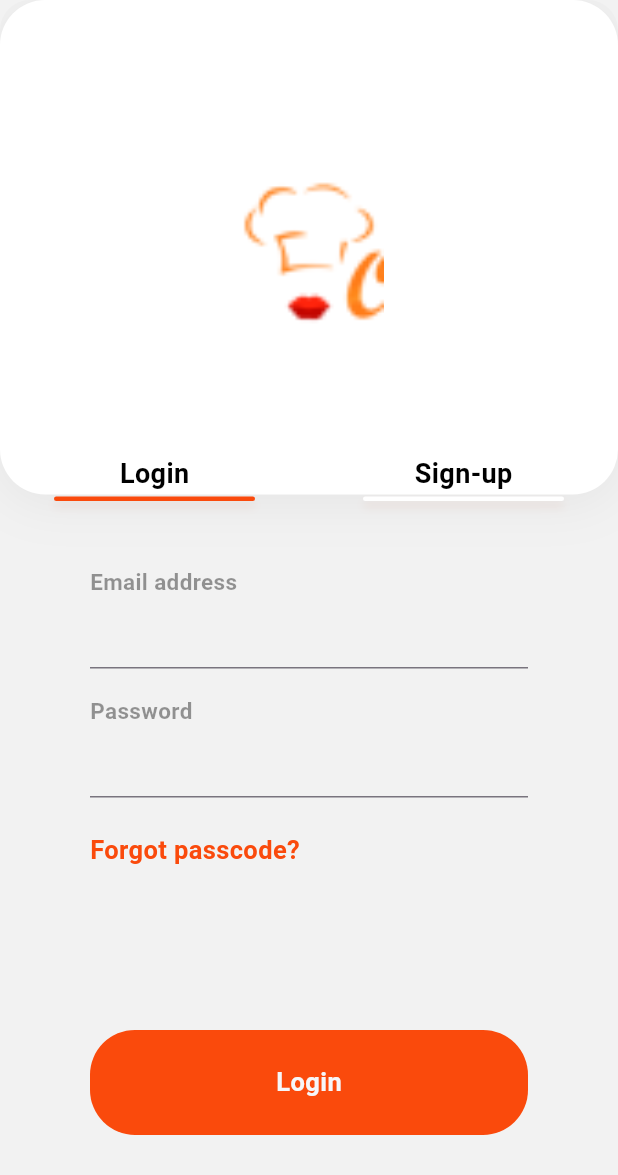
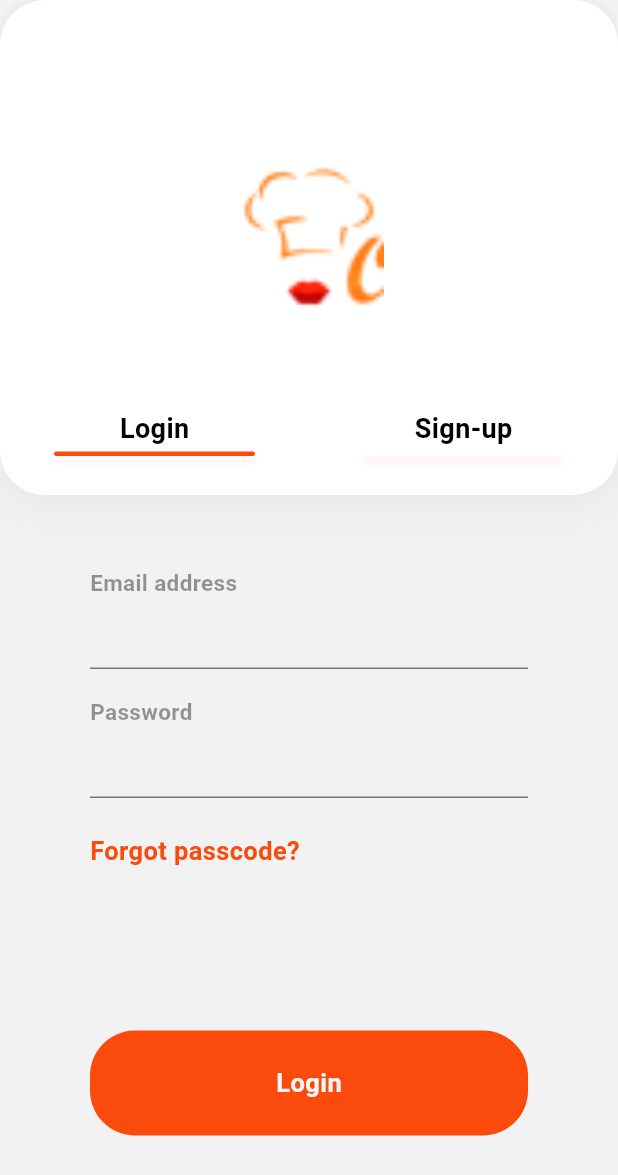
Before and after one commit to richymaysoft/richard_food_app, a Flutter app: the SignUp screen opened directly, on a phone screen of 412 x 824 dp. Shown: the top 1175 px of the screen. Run offline on Flutter 3.47's test engine with Material 3 defaults, Android fonts, the phone set to English and light mode, and no system bars; our stand-ins replace flutter_riverpod, location, riverpod, smooth_page_indicator; missing offline and left inert: flutterwave_standard; Roboto replaces fonts that are missing (SF Pro Text).

Commit message:
Update sign_up_screen.dart

```diff
--- a/lib/screens/sign_up_screen.dart
+++ b/lib/screens/sign_up_screen.dart
@@ -1,7 +1,7 @@
-import 'package:figma_practice/models/user.dart';
-import 'package:figma_practice/riverpod/logged_in_user_provider.dart';
-import 'package:figma_practice/riverpod/user_provider.dart';
-import 'package:figma_practice/screens/foods_screen.dart';
+import '/models/user.dart';
+import '/riverpod/logged_in_user_provider.dart';
+import '/riverpod/user_provider.dart';
+import '/screens/foods_screen.dart';
 import 'package:flutter/material.dart';
 import 'package:flutter_riverpod/flutter_riverpod.dart';
 
@@ -51,6 +51,10 @@
             ),
           ),
         )));
+
+        setState(() {
+          _isLogin = true;
+        });
       } else {
         User checkUser = users.firstWhere((user) => user.email == _enteredEmail,
             orElse: () => const User(
@@ -85,7 +89,7 @@
     var screenHeight = MediaQuery.of(context).size.height;
     var screenWidth = MediaQuery.of(context).size.width;
     return Scaffold(
-      backgroundColor: Color(0xFFF2F2F2),
+      backgroundColor: const Color(0xFFF2F2F2),
       body: Container(
         width: screenWidth,
         height: screenHeight * 0.98,
@@ -96,14 +100,12 @@
             borderRadius: BorderRadius.circular(20),
           ),
         ),
-        child: SizedBox(
-          height: screenHeight * 0.3,
         child: SingleChildScrollView(
           child: Column(
             children: [
               Container(
                 width: screenWidth,
-                  height: screenHeight * 0.4,
+                height: 330,
                 decoration: ShapeDecoration(
                   color: Colors.white,
                   shape: RoundedRectangleBorder(
@@ -122,15 +124,15 @@
                   children: [
                     Container(
                         padding: const EdgeInsets.only(
-                              top: 120, left: 50, right: 50, bottom: 35),
+                            top: 110, left: 50, right: 50, bottom: 35),
                         child: const Image(
                             width: 100,
                             height: 100,
                             fit: BoxFit.cover,
-                              image: AssetImage(
-                                  'assets/bellaolonjelogo1111.png'))),
+                            image:
+                                AssetImage('assets/bellaolonjelogo1111.png'))),
                     Container(
-                        padding: EdgeInsets.only(top: 50),
+                      padding: const EdgeInsets.only(top: 30),
                       child: Row(
                         mainAxisAlignment: MainAxisAlignment.spaceAround,
                         children: [
@@ -160,7 +162,7 @@
                                   height: 3,
                                   decoration: ShapeDecoration(
                                     color: _isLogin
-                                          ? Color(0xFFFA4A0C)
+                                        ? const Color(0xFFFA4A0C)
                                         : Colors.white,
                                     shape: RoundedRectangleBorder(
                                       borderRadius: BorderRadius.circular(40),
@@ -205,7 +207,7 @@
                                   decoration: ShapeDecoration(
                                     color: _isLogin
                                         ? Colors.white
-                                          : Color(0xFFFA4A0C),
+                                        : const Color(0xFFFA4A0C),
                                     shape: RoundedRectangleBorder(
                                       borderRadius: BorderRadius.circular(40),
                                     ),
@@ -269,8 +271,8 @@
                                 fontSize: 18,
                                 fontWeight: FontWeight.bold),
                             decoration: const InputDecoration(
-                                  errorStyle: TextStyle(
-                                      fontSize: 15, color: Colors.red),
+                                errorStyle:
+                                    TextStyle(fontSize: 15, color: Colors.red),
                                 hoverColor: Colors.black,
                                 fillColor: Colors.black,
                                 //  isCollapsed: true,
@@ -377,7 +379,7 @@
                           ),
                         ),
                         SizedBox(
-                            height: _isLogin ? 110 : 70,
+                          height: _isLogin ? 110 : 50,
                         ),
                         GestureDetector(
                           onTap: processForm,
@@ -386,7 +388,7 @@
                             width: 314,
                             height: 70,
                             decoration: ShapeDecoration(
-                                color: Color(0xFFFA4A0C),
+                              color: const Color(0xFFFA4A0C),
                               shape: RoundedRectangleBorder(
                                 borderRadius: BorderRadius.circular(30),
                               ),
@@ -410,7 +412,6 @@
           ),
         ),
       ),
-      ),
     );
   }
 }
```
Lines whose indentation alone changed are shown as unchanged.
